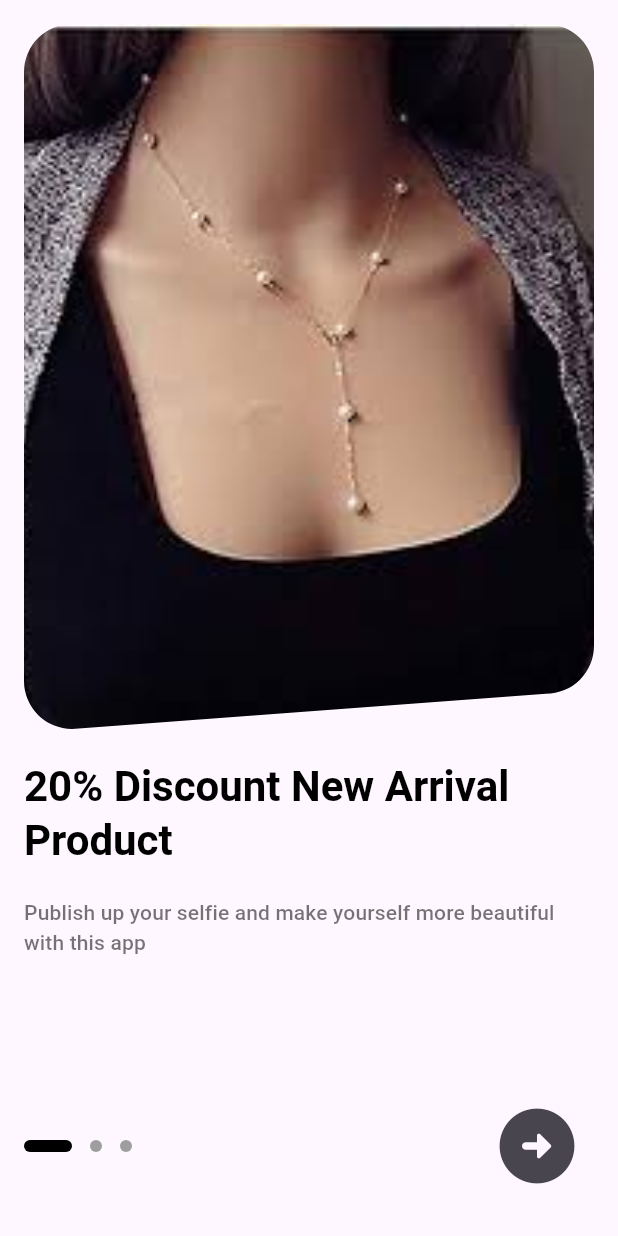
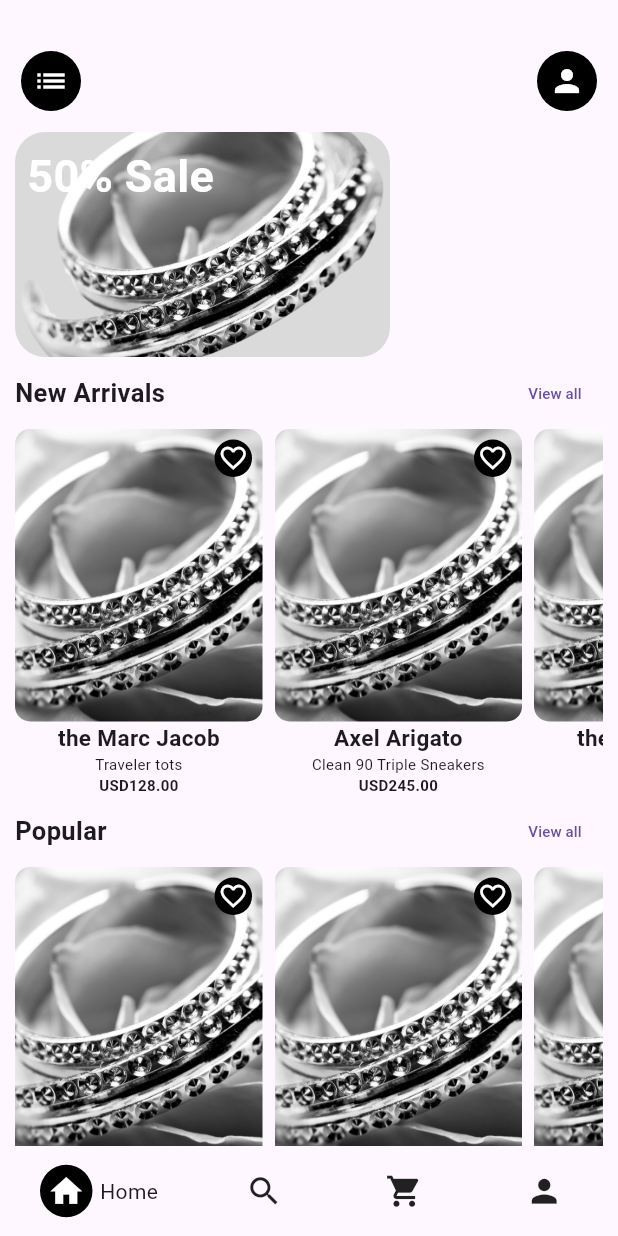
Before and after one commit to Kawaiibuta/Precious, a Flutter app: the screen it shows after launch, on a phone screen of 412 x 824 dp. Run offline on Flutter 3.47's test engine with Material 3 defaults, Android fonts, the phone set to English and light mode, and no system bars; our stand-ins replace firebase_core, shared_preferences; accounts and stored records are empty; generated files the repository leaves out were written again.

Commit message:
<Dev>: HomepageUI

```diff
--- /dev/null
+++ b/lib/data_sources/bottom_navigation_route.dart
@@ -0,0 +1,16 @@
+import 'package:flutter/material.dart';
+
+class BottomNavigationRoute {
+  const BottomNavigationRoute({required this.icon, required this.title});
+
+  final IconData icon;
+  final String title;
+
+  String getTitle() {
+    return title;
+  }
+
+  IconData getIcon() {
+    return icon;
+  }
+}
--- a/lib/main.dart
+++ b/lib/main.dart
@@ -4,6 +4,7 @@ import 'package:flutter_localizations/flutter_localizations.dart';
 import 'package:flutter_gen/gen_l10n/app_localizations.dart';
 import 'package:precious/presenters/setting_presenter.dart';
 import 'package:precious/resources/utils/firebase_options.dart';
+import 'package:precious/views/home_page.dart';
 import 'package:precious/views/start_page.dart';
 
 void main() async {
@@ -20,17 +21,13 @@ class MyApp extends StatelessWidget {
 
   @override
   Widget build(BuildContext context) {
-    return MaterialApp(
-      localizationsDelegates: const [
-        AppLocalizations.delegate,
-        GlobalMaterialLocalizations.delegate,
-        GlobalWidgetsLocalizations.delegate,
-        GlobalCupertinoLocalizations.delegate,
-      ],
-      supportedLocales: const [
-        Locale('en'),
-      ],
-      home: _isFirstRun ? StartPage() : StartPage(),
-    );
+    return const MaterialApp(localizationsDelegates: [
+      AppLocalizations.delegate,
+      GlobalMaterialLocalizations.delegate,
+      GlobalWidgetsLocalizations.delegate,
+      GlobalCupertinoLocalizations.delegate,
+    ], supportedLocales: [
+      Locale('en'),
+    ], home: HomePage());
   }
 }
--- /dev/null
+++ b/lib/resources/widgets/bottom_navigation_button.dart
@@ -0,0 +1,99 @@
+import 'package:flutter/material.dart';
+
+class BottomNavigationButton extends StatefulWidget {
+  const BottomNavigationButton(
+      {super.key,
+      this.title,
+      required this.icon,
+      this.splashColor,
+      this.titleDecoration,
+      this.showTitleSelected = false,
+      this.selected = false,
+      this.iconBackgroundColor,
+      this.selectedIconColor,
+      this.selectedIconBackgroundColor,
+      this.titleBackgroundColor,
+      this.selectedTitleBackgroundColor,
+      this.onClick});
+  final String? title;
+  final IconData icon;
+  final Color? splashColor;
+  final TextStyle? titleDecoration;
+  final bool showTitleSelected;
+  final bool selected;
+  final Color? selectedIconColor;
+  final Color? iconBackgroundColor;
+  final Color? selectedIconBackgroundColor;
+  final Color? titleBackgroundColor;
+  final Color? selectedTitleBackgroundColor;
+  final Function? onClick;
+  @override
+  _BottomNavigationButtonState createState() => _BottomNavigationButtonState();
+}
+
+class _BottomNavigationButtonState extends State<BottomNavigationButton> {
+  @override
+  void dispose() {
+    super.dispose();
+  }
+
+  @override
+  Widget build(BuildContext context) {
+    final textSize = _textSize(widget.title ?? "",
+        widget.titleDecoration ?? DefaultTextStyle.of(context).style);
+    return InkWell(
+        onTap: () {
+          if (widget.onClick != null) widget.onClick!();
+        },
+        borderRadius: BorderRadius.circular(20),
+        splashColor: widget.splashColor,
+        child: AnimatedContainer(
+            duration: const Duration(milliseconds: 700),
+            height: 35,
+            child: Row(
+              mainAxisAlignment: MainAxisAlignment.center,
+              children: [
+                AnimatedContainer(
+                  height: 35,
+                  width: 35,
+                  duration: const Duration(milliseconds: 700),
+                  decoration: BoxDecoration(
+                    shape: BoxShape.circle,
+                    color: widget.selected
+                        ? widget.selectedIconBackgroundColor
+                        : widget.iconBackgroundColor,
+                  ),
+                  child: Icon(widget.icon,
+                      size: 25,
+                      color: widget.selected ? widget.selectedIconColor : null),
+                ),
+                widget.showTitleSelected
+                    ? AnimatedContainer(
+                        margin: EdgeInsets.only(left: 5),
+                        decoration: BoxDecoration(
+                          borderRadius: BorderRadius.circular(10),
+                        ),
+                        duration: const Duration(milliseconds: 700),
+                        width: widget.selected ? textSize.width : 0,
+                        child: Text(
+                          textAlign: TextAlign.center,
+                          softWrap: false,
+                          widget.title ?? "",
+                          style: widget.titleDecoration,
+                        ),
+                      )
+                    : const SizedBox.shrink()
+              ],
+            )));
+  }
+
+  //get text size
+  Size _textSize(String text, TextStyle style) {
+    final TextPainter textPainter = TextPainter(
+        text: TextSpan(text: text, style: style),
+        maxLines: 1,
+        textDirection: TextDirection.ltr)
+      ..layout(minWidth: 0, maxWidth: double.infinity);
+    return textPainter.size;
+  }
+}
--- /dev/null
+++ b/lib/resources/widgets/catagory_button.dart
@@ -0,0 +1,54 @@
+import 'package:flutter/material.dart';
+
+class CatagoryButton extends StatefulWidget {
+  const CatagoryButton(
+      {super.key,
+      required this.icon,
+      required this.title,
+      required this.quantity});
+  final IconData icon;
+  final String title;
+  final int quantity;
+  @override
+  _CatagoryButtonState createState() => _CatagoryButtonState();
+}
+
+class _CatagoryButtonState extends State<CatagoryButton> {
+  @override
+  Widget build(BuildContext context) {
+    return Container(
+        height: 70,
+        padding: const EdgeInsets.all(15.0),
+        decoration: BoxDecoration(
+            borderRadius: BorderRadius.circular(40), color: Colors.black),
+        child: Row(
+          children: [
+            Icon(
+              widget.icon,
+              color: Colors.white,
+              size: 30,
+            ),
+            Flexible(
+                child: Padding(
+              padding: const EdgeInsets.all(8.0),
+              child: Row(
+                mainAxisAlignment: MainAxisAlignment.spaceBetween,
+                children: [
+                  Text(
+                    widget.title,
+                    style: const TextStyle(
+                        color: Colors.white,
+                        fontWeight: FontWeight.bold,
+                        fontSize: 20),
+                  ),
+                  Text(
+                    "${widget.quantity} products",
+                    style: const TextStyle(color: Colors.white),
+                  )
+                ],
+              ),
+            ))
+          ],
+        ));
+  }
+}
--- /dev/null
+++ b/lib/resources/widgets/custom_bottom_navigation.dart
@@ -0,0 +1,53 @@
+import 'package:flutter/material.dart';
+import 'package:precious/data_sources/bottom_navigation_route.dart';
+import 'package:precious/resources/widgets/bottom_navigation_button.dart';
+
+class CustomBottomNavigation extends StatefulWidget {
+  const CustomBottomNavigation(
+      {super.key, required this.routes, this.onIndexChange});
+
+  final List<BottomNavigationRoute> routes;
+  final Function(int index)? onIndexChange;
+  @override
+  _CustomBottomNavigationState createState() => _CustomBottomNavigationState();
+}
+
+class _CustomBottomNavigationState extends State<CustomBottomNavigation> {
+  var selectedIndex = 0;
+  @override
+  Widget build(BuildContext context) {
+    return SizedBox(
+      height: 60,
+      child: Row(
+          mainAxisAlignment: MainAxisAlignment.spaceAround,
+          crossAxisAlignment: CrossAxisAlignment.center,
+          children: widget.routes
+              .asMap()
+              .map((index, e) => MapEntry(
+                  index,
+                  BottomNavigationButton(
+                    icon: e.icon,
+                    title: e.title,
+                    selected: selectedIndex == index,
+                    showTitleSelected: true,
+                    selectedIconColor: Colors.white,
+                    selectedIconBackgroundColor: Colors.black,
+                    selectedTitleBackgroundColor: const Color(0xffeeeeee),
+                    onClick: () => _handleonClick(index),
+                  )))
+              .values
+              .toList()),
+    );
+  }
+
+  _handleonClick(int value) {
+    if (value != selectedIndex) {
+      if (widget.onIndexChange != null) {
+        widget.onIndexChange!(value);
+      }
+      setState(() {
+        selectedIndex = value;
+      });
+    }
+  }
+}
--- /dev/null
+++ b/lib/resources/widgets/product_card.dart
@@ -0,0 +1,78 @@
+import 'package:flutter/material.dart';
+import 'package:intl/intl.dart';
+
+var noSimbolInUSFormat = NumberFormat.currency(locale: "en_US");
+
+class ProductCard extends StatefulWidget {
+  const ProductCard(
+      {super.key,
+      required this.name,
+      required this.type,
+      required this.price,
+      required this.url});
+  final String name;
+  final String type;
+  final double price;
+  final String url;
+  @override
+  _ProductCardState createState() => _ProductCardState();
+}
+
+class _ProductCardState extends State<ProductCard> {
+  @override
+  Widget build(BuildContext context) {
+    return Stack(
+      children: [
+        InkWell(
+          child: Container(
+            width: 165,
+            child: Column(
+              children: [
+                Container(
+                  height: 195,
+                  clipBehavior: Clip.antiAlias,
+                  decoration: BoxDecoration(
+                      borderRadius: BorderRadius.circular(10),
+                      image: DecorationImage(
+                          image: (Uri.parse(widget.url).isAbsolute
+                              ? NetworkImage(widget.url)
+                              : AssetImage(widget.url)) as ImageProvider,
+                          fit: BoxFit.cover)),
+                ),
+                Text(
+                  widget.name,
+                  style: const TextStyle(
+                      fontWeight: FontWeight.bold, fontSize: 15),
+                ),
+                Text(
+                  widget.type,
+                  style: const TextStyle(
+                      fontWeight: FontWeight.normal, fontSize: 10),
+                ),
+                Text(
+                  noSimbolInUSFormat.format(widget.price),
+                  style: const TextStyle(
+                      fontWeight: FontWeight.bold, fontSize: 10),
+                ),
+              ],
+            ),
+          ),
+        ),
+        Positioned(
+            right: 7,
+            top: 7,
+            child: Container(
+              width: 25,
+              height: 25,
+              decoration: const BoxDecoration(
+                  shape: BoxShape.circle, color: Colors.black),
+              child: const Icon(
+                Icons.favorite_border_outlined,
+                size: 20,
+                color: Colors.white,
+              ),
+            ))
+      ],
+    );
+  }
+}
--- /dev/null
+++ b/lib/resources/widgets/sale_banner.dart
@@ -0,0 +1,46 @@
+import 'package:flutter/material.dart';
+
+class SaleBanner extends StatefulWidget {
+  const SaleBanner(
+      {super.key,
+      required this.title,
+      this.description,
+      this.color,
+      required this.image});
+  final String title;
+  final String? description;
+  final Color? color;
+  final ImageProvider<Object> image;
+  @override
+  _SaleBannerState createState() => _SaleBannerState();
+}
+
+class _SaleBannerState extends State<SaleBanner> {
+  @override
+  Widget build(BuildContext context) {
+    return Container(
+      height: 150,
+      width: 250,
+      decoration: BoxDecoration(
+        color: const Color(0xffdadada),
+        borderRadius: BorderRadius.circular(20),
+        image: DecorationImage(image: widget.image, fit: BoxFit.cover),
+      ),
+      child: Padding(
+        padding: const EdgeInsets.all(8.0),
+        child: Column(
+          crossAxisAlignment: CrossAxisAlignment.start,
+          children: [
+            Text(
+              widget.title,
+              style: TextStyle(
+                  fontSize: 30,
+                  fontWeight: FontWeight.bold,
+                  color: widget.color),
+            )
+          ],
+        ),
+      ),
+    );
+  }
+}
--- /dev/null
+++ b/lib/views/cart_page.dart
@@ -0,0 +1,17 @@
+import 'package:flutter/material.dart';
+
+class CartPage extends StatefulWidget {
+  const CartPage({super.key});
+
+  @override
+  _CartPageState createState() => _CartPageState();
+}
+
+class _CartPageState extends State<CartPage> {
+  @override
+  Widget build(BuildContext context) {
+    return Container(
+      child: Text("Cart page"),
+    );
+  }
+}
--- /dev/null
+++ b/lib/views/home_page.dart
@@ -0,0 +1,48 @@
+import 'package:flutter/material.dart';
+import 'package:precious/data_sources/bottom_navigation_route.dart';
+import 'package:precious/resources/widgets/custom_bottom_navigation.dart';
+import 'package:precious/views/cart_page.dart';
+import 'package:precious/views/landing_page.dart';
+import 'package:precious/views/profile_page.dart';
+import 'package:precious/views/search_page.dart';
+
+const routes = [
+  {"title": "Home", "icon": Icons.home, "route": LandingPage()},
+  {"title": "Search", "icon": Icons.search, "route": SearchPage()},
+  {"title": "Cart", "icon": Icons.shopping_cart, "route": CartPage()},
+  {"title": "Profile", "icon": Icons.person, "route": ProfilePage()},
+];
+
+class HomePage extends StatefulWidget {
+  const HomePage({Key? key}) : super(key: key);
+
+  @override
+  _HomePageState createState() => _HomePageState();
+}
+
+class _HomePageState extends State<HomePage> {
+  var selected = 0;
+  @override
+  Widget build(BuildContext context) {
+    var bottomRoute = routes
+        .map((e) => BottomNavigationRoute(
+            icon: e['icon'] as IconData, title: e['title'] as String))
+        .toList();
+    return Scaffold(
+      bottomNavigationBar: CustomBottomNavigation(
+        routes: bottomRoute,
+        onIndexChange: (value) => _handleIndexChange(value),
+      ),
+      body: Padding(
+        padding: const EdgeInsets.only(top: 30.0, left: 10.0, right: 10.0),
+        child: Center(child: routes[selected]['route'] as Widget),
+      ),
+    );
+  }
+
+  _handleIndexChange(int value) {
+    setState(() {
+      selected = value;
+    });
+  }
+}
--- /dev/null
+++ b/lib/views/landing_page.dart
@@ -0,0 +1,232 @@
+import 'package:flutter/cupertino.dart';
+import 'package:flutter/material.dart';
+import 'package:flutter/widgets.dart';
+import 'package:precious/resources/widgets/catagory_button.dart';
+import 'package:precious/resources/widgets/product_card.dart';
+import 'package:precious/resources/widgets/sale_banner.dart';
+
+class LandingPage extends StatefulWidget {
+  const LandingPage({super.key});
+
+  @override
+  _LandingPageState createState() => _LandingPageState();
+}
+
+const newArriveProductList = [
+  {
+    "name": "the Marc Jacob",
+    "type": "Traveler tots",
+    "price": 128.00,
+    'url': 'assets/images/sale.jpg'
+  },
+  {
+    "name": "Axel Arigato",
+    "type": "Clean 90 Triple Sneakers",
+    "price": 245.00,
+    'url': 'assets/images/sale.jpg'
+  },
+  {
+    "name": "the Marc Jacob",
+    "type": "Traveler tots",
+    "price": 128.00,
+    'url': 'assets/images/sale.jpg'
+  },
+  {
+    "name": "Axel Arigato",
+    "type": "Clean 90 Triple Sneakers",
+    "price": 245.00,
+    'url': 'assets/images/sale.jpg'
+  },
+  {
+    "name": "the Marc Jacob",
+    "type": "Traveler tots",
+    "price": 128.00,
+    'url': 'assets/images/sale.jpg'
+  },
+  {
+    "name": "Axel Arigato",
+    "type": "Clean 90 Triple Sneakers",
+    "price": 245.00,
+    'url': 'assets/images/sale.jpg'
+  },
+];
+
+const categoryList = [
+  {
+    "icon": Icons.add_shopping_cart_outlined,
+    "title": 'New Arrivals',
+    "quantity": 120,
+  },
+  {
+    "icon": Icons.add_shopping_cart_outlined,
+    "title": 'New Arrivals',
+    "quantity": 120,
+  },
+  {
+    "icon": Icons.add_shopping_cart_outlined,
+    "title": 'New Arrivals',
+    "quantity": 120,
+  },
+  {
+    "icon": Icons.add_shopping_cart_outlined,
+    "title": 'New Arrivals',
+    "quantity": 120,
+  },
+  {
+    "icon": Icons.add_shopping_cart_outlined,
+    "title": 'New Arrivals',
+    "quantity": 120,
+  },
+];
+
+class _LandingPageState extends State<LandingPage> {
+  bool categoriesSelected = false;
+  @override
+  Widget build(BuildContext context) {
+    return Stack(
+      children: [
+        SingleChildScrollView(
+          child: Column(
+            mainAxisSize: MainAxisSize.min,
+            children: [
+              //Utility row
+              Row(
+                mainAxisAlignment: MainAxisAlignment.spaceBetween,
+                children: [
+                  IconButton(
+                      onPressed: () {
+                        setState(() {
+                          categoriesSelected = true;
+                        });
+                      },
+                      style: ButtonStyle(
+                          backgroundColor:
+                              MaterialStateProperty.all(Colors.black)),
+                      icon: const Icon(Icons.list, color: Colors.white)),
+                  IconButton(
+                      onPressed: () {},
+                      style: ButtonStyle(
+                          backgroundColor:
+                              MaterialStateProperty.all(Colors.black)),
+                      icon: const Icon(Icons.person, color: Colors.white)),
+                ],
+              ),
+              const SizedBox(
+                height: 10,
+              ),
+              // Sale banner row
+              const Row(
+                children: [
+                  SaleBanner(
+                    title: "50% Sale",
+                    color: Colors.white,
+                    image: AssetImage('assets/images/sale.png'),
+                  )
+                ],
+              ),
+              Row(
+                mainAxisAlignment: MainAxisAlignment.spaceBetween,
+                children: [
+                  const Text(
+                    "New Arrivals",
+                    style: TextStyle(fontWeight: FontWeight.bold, fontSize: 17),
+                  ),
+                  TextButton(
+                      onPressed: () {},
+                      child: const Text(
+                        "View all",
+                        style: TextStyle(fontSize: 10.0),
+                      ))
+                ],
+              ),
+              SingleChildScrollView(
+                scrollDirection: Axis.horizontal,
+                child: Row(
+                    children: newArriveProductList
+                        .map((e) => Padding(
+                              padding: const EdgeInsets.only(right: 8.0),
+                              child: ProductCard(
+                                  name: e['name'] as String,
+                                  type: e['type'] as String,
+                                  price: e['price'] as double,
+                                  url: e['url'] as String),
+                            ))
+                        .toList()),
+              ),
+
+              Row(
+                mainAxisAlignment: MainAxisAlignment.spaceBetween,
+                children: [
+                  const Text(
+                    "Popular",
+                    style: TextStyle(fontWeight: FontWeight.bold, fontSize: 17),
+                  ),
+                  TextButton(
+                      onPressed: () {},
+                      child: const Text(
+                        "View all",
+                        style: TextStyle(fontSize: 10.0),
+                      ))
+                ],
+              ),
+              SingleChildScrollView(
+                scrollDirection: Axis.horizontal,
+                child: Row(
+                    children: newArriveProductList
+                        .map((e) => Padding(
+                              padding: const EdgeInsets.only(right: 8.0),
+                              child: ProductCard(
+                                  name: e['name'] as String,
+                                  type: e['type'] as String,
+                                  price: e['price'] as double,
+                                  url: e['url'] as String),
+                            ))
+                        .toList()),
+              ),
+            ],
+          ),
+        ),
+        AnimatedPositioned(
+          duration: Duration(milliseconds: 1000),
+          right: categoriesSelected ? -10 : MediaQuery.of(context).size.width,
+          child: Container(
+            width: MediaQuery.of(context).size.width,
+            height: MediaQuery.of(context).size.height,
+            decoration: const BoxDecoration(color: Colors.white),
+            child: Padding(
+              padding: const EdgeInsets.all(15.0),
+              child: SingleChildScrollView(
+                  child: Column(children: [
+                Row(
+                  mainAxisAlignment: MainAxisAlignment.spaceBetween,
+                  children: [
+                    const Text(
+                      "Categories",
+                      style:
+                          TextStyle(fontWeight: FontWeight.bold, fontSize: 30),
+                    ),
+                    IconButton(
+                      onPressed: () {
+                        setState(() {
+                          categoriesSelected = false;
+                        });
+                      },
+                      icon: const Icon(Icons.cancel_outlined),
+                    )
+                  ],
+                ),
+                ...categoryList.map((e) => Padding(
+                      padding: const EdgeInsets.only(bottom: 10.0),
+                      child: CatagoryButton(
+                          icon: e['icon'] as IconData,
+                          title: e['title'] as String,
+                          quantity: e['quantity'] as int),
+                    )),
+              ])),
+            ),
+          ),
+        ),
+      ],
+    );
+  }
+}
--- /dev/null
+++ b/lib/views/profile_page.dart
@@ -0,0 +1,15 @@
+import 'package:flutter/material.dart';
+
+class ProfilePage extends StatefulWidget {
+  const ProfilePage({super.key});
+
+  @override
+  _ProfilePageState createState() => _ProfilePageState();
+}
+
+class _ProfilePageState extends State<ProfilePage> {
+  @override
+  Widget build(BuildContext context) {
+    return Container(child: Text("Profile page"));
+  }
+}
--- /dev/null
+++ b/lib/views/search_page.dart
@@ -0,0 +1,15 @@
+import 'package:flutter/material.dart';
+
+class SearchPage extends StatefulWidget {
+  const SearchPage({super.key});
+
+  @override
+  _SearchPageState createState() => _SearchPageState();
+}
+
+class _SearchPageState extends State<SearchPage> {
+  @override
+  Widget build(BuildContext context) {
+    return Container(child: Text("Search page"));
+  }
+}
```
Also changed, not shown: assets/images/sale.jpg (added), assets/images/sale.png (added).
